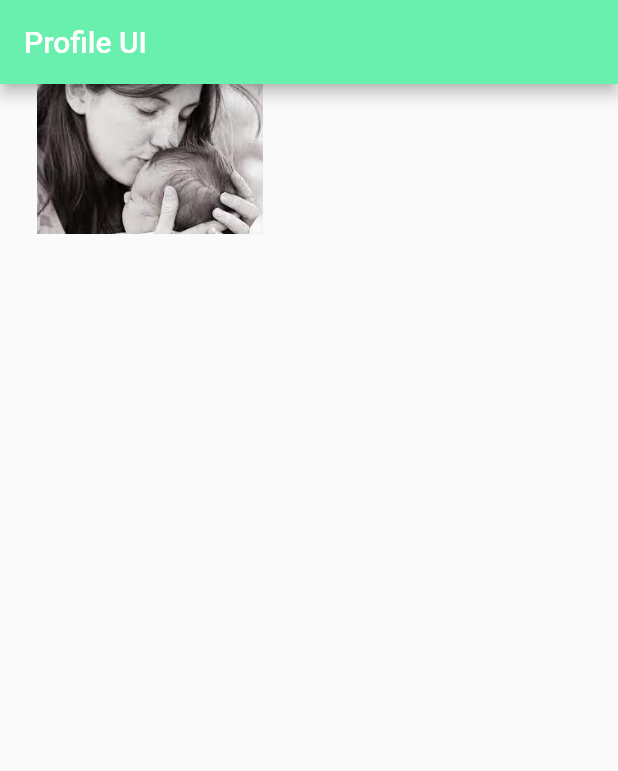
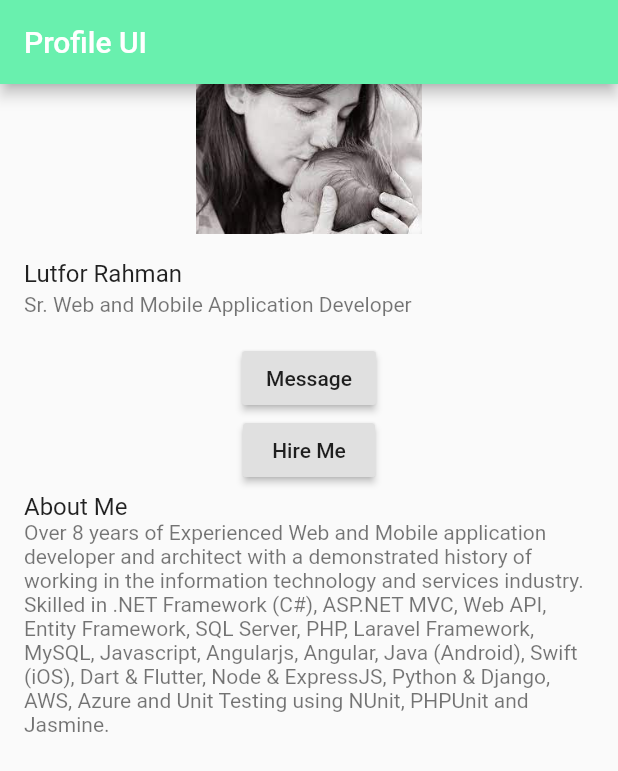
Before and after one commit to uni51/flutter-profile-ui, a Flutter app: the screen it shows after launch, on a phone screen of 412 x 824 dp. Shown: the top 771 px of the screen. Run offline on Flutter 3.47's test engine with Material 2 defaults, Android fonts, the light colour scheme and no system bars.

Commit message:
61. Profile App part 3

```diff
--- a/lib/app.dart
+++ b/lib/app.dart
@@ -9,10 +9,32 @@ class App extends StatelessWidget {
         appBar: AppBar(
           title: Text("Profile UI"),
         ),
-        body: Image.asset(
-          "images/love-of-mother.jpeg",
-          width: 200,
-          height: 100,
+        body: Column(
+          children: <Widget>[
+            Image.asset("images/love-of-mother.jpg", width: 200, height: 100),
+            ListTile(
+              title: Text("Lutfor Rahman"),
+              subtitle: Text("Sr. Web and Mobile Application Developer"),
+            ),
+
+            // ignore: deprecated_member_use
+            RaisedButton(
+              onPressed: () {},
+              child: Text("Message"),
+            ),
+
+            // ignore: deprecated_member_use
+            RaisedButton(
+              onPressed: () {},
+              child: Text("Hire Me"),
+            ),
+
+            ListTile(
+              title: Text("About Me"),
+              subtitle: Text(
+                  "Over 8 years of Experienced Web and Mobile application developer and architect with a demonstrated history of working in the information technology and services industry. Skilled in .NET Framework (C#), ASP.NET MVC, Web API, Entity Framework, SQL Server, PHP, Laravel Framework, MySQL, Javascript, Angularjs, Angular, Java (Android), Swift (iOS), Dart & Flutter, Node & ExpressJS, Python & Django, AWS, Azure and Unit Testing using NUnit, PHPUnit and Jasmine."),
+            ),
+          ],
         ),
       ),
     );
```
Also changed, not shown: images/love-of-mother.jpg (renamed from images/love-of-mother.jpeg).
